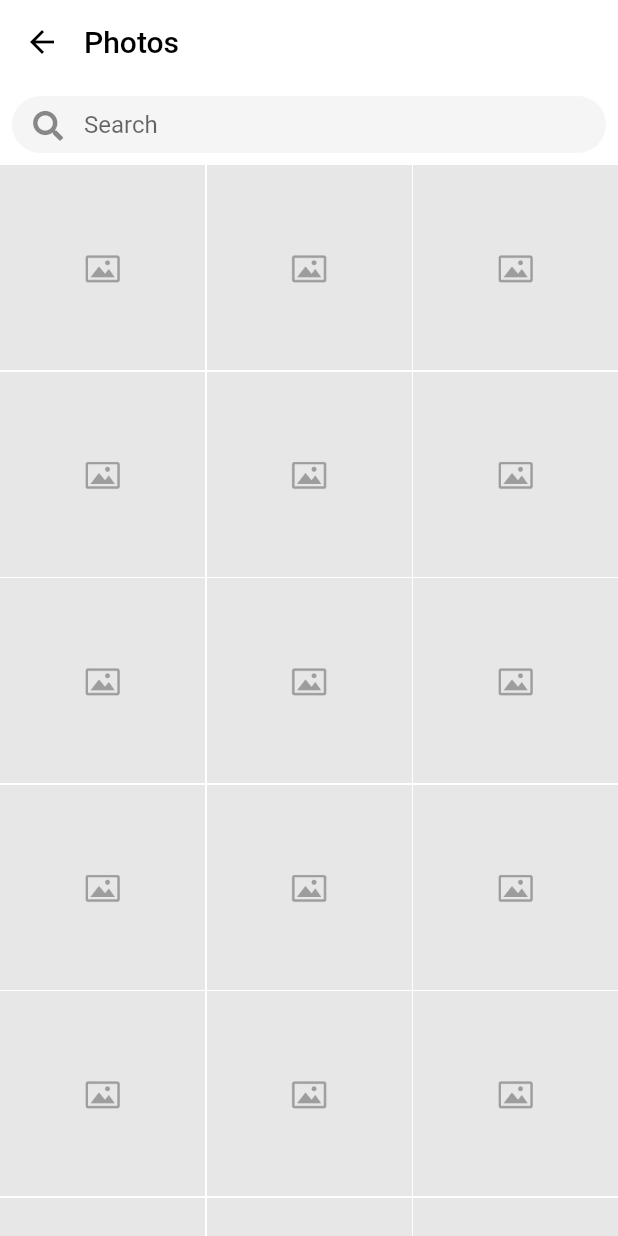
After one commit to anoochit/uikits, a Flutter app: the PhotoScreen02 screen opened directly, on a phone screen of 412 x 824 dp. The commit adds this screen. Run offline on Flutter 3.47's test engine with Material 2 defaults, Android fonts, the phone set to English and light mode, and no system bars; our stand-ins replace carousel_slider, font_awesome_flutter, percent_indicator, photo_view, responsive_builder, timeago and 1 more; missing offline and left inert: awesome_card, ms_undraw.

Commit message:
add photo screens and screenshot

```diff
--- /dev/null
+++ b/lib/pages/15_photos/photoscreen02.dart
@@ -0,0 +1,79 @@
+import 'package:flutter/material.dart';
+import 'package:flutter/services.dart';
+import 'package:font_awesome_flutter/font_awesome_flutter.dart';
+
+class PhotoScreen02 extends StatefulWidget {
+  PhotoScreen02({Key? key}) : super(key: key);
+
+  @override
+  _PhotoScreen02State createState() => _PhotoScreen02State();
+}
+
+class _PhotoScreen02State extends State<PhotoScreen02> {
+  @override
+  Widget build(BuildContext context) {
+    return AnnotatedRegion<SystemUiOverlayStyle>(
+      value: SystemUiOverlayStyle(
+        statusBarColor: Colors.transparent, // transparent status bar
+        systemNavigationBarColor: Colors.black, // navigation bar color
+        statusBarIconBrightness: Brightness.dark, // status bar icons' color
+        systemNavigationBarIconBrightness: Brightness.dark, //navigation bar icons' color
+      ),
+      child: Scaffold(
+        backgroundColor: Colors.white,
+        appBar: AppBar(
+          title: Text("Photos", style: TextStyle(color: Colors.black)),
+          titleSpacing: 0,
+          backgroundColor: Colors.white,
+          iconTheme: IconThemeData(color: Colors.black),
+          elevation: 0,
+        ),
+        body: LayoutBuilder(
+          builder: (context, constraints) => Column(
+            children: [
+              Container(
+                padding: const EdgeInsets.all(8),
+                child: Container(
+                  height: 38,
+                  decoration: BoxDecoration(
+                    color: Colors.grey.shade100,
+                    borderRadius: BorderRadius.circular(20),
+                  ),
+                  child: TextFormField(
+                    decoration: InputDecoration(
+                      hintText: 'Search',
+                      prefixIcon: Icon(FontAwesomeIcons.search, size: 20),
+                      border: InputBorder.none,
+                    ),
+                    onFieldSubmitted: (value) {
+                      // place submit function here
+                    },
+                  ),
+                ),
+              ),
+              Expanded(
+                child: MediaQuery.removePadding(
+                  context: context,
+                  removeTop: true,
+                  child: GridView.builder(
+                    gridDelegate: const SliverGridDelegateWithFixedCrossAxisCount(
+                      crossAxisCount: 3,
+                      mainAxisSpacing: 1,
+                      crossAxisSpacing: 1,
+                    ),
+                    itemCount: 20,
+                    itemBuilder: (context, index) {
+                      return Container(
+                        child: Image.asset('assets/images/placeholder.png', fit: BoxFit.cover),
+                      );
+                    },
+                  ),
+                ),
+              ),
+            ],
+          ),
+        ),
+      ),
+    );
+  }
+}
--- a/pubspec.yaml
+++ b/pubspec.yaml
@@ -30,6 +30,7 @@ dependencies:
   fzregex: ^2.0.0
   ms_undraw: ^3.0.0+0
   percent_indicator: ^3.0.1
+  photo_view: ^0.11.1
   responsive_builder: ^0.4.1
   timeago: ^3.1.0
   timelines: ^0.1.0
```
Also changed, not shown: lib/const.dart (+11 -1 lines), lib/pages/15_photos/photoscreen01.dart (added, +58 -0 lines), lib/pages/15_photos/photoscreen03.dart (added, +38 -0 lines), pubspec.lock, 4 other files.
